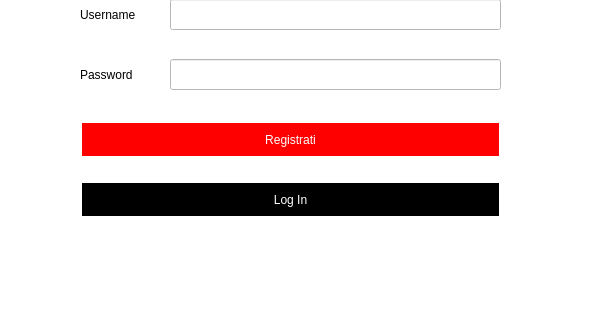
s267562/Live-Text-Editor, file client/ui/registration.ui: the form before one commit; both pictures show x 0 to 600 and y 280 to 600 of the 600 by 600 pixel window.
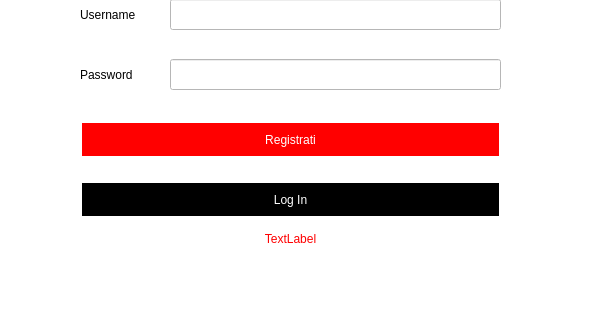
The form after the commit. Icons and pictures are not drawn. Custom widgets are drawn as their Qt base class.

Diff of the .ui file:
```diff
--- a/client/ui/registration.ui
+++ b/client/ui/registration.ui
@@ -198,6 +198,28 @@
        <string>Rimuovi</string>
       </property>
      </widget>
+     <widget class="QLabel" name="error">
+      <property name="geometry">
+       <rect>
+        <x>10</x>
+        <y>390</y>
+        <width>421</width>
+        <height>20</height>
+       </rect>
+      </property>
+      <property name="styleSheet">
+       <string notr="true">color: rgb(255, 0, 0);</string>
+      </property>
+      <property name="text">
+       <string>TextLabel</string>
+      </property>
+      <property name="alignment">
+       <set>Qt::AlignCenter</set>
+      </property>
+      <property name="indent">
+       <number>0</number>
+      </property>
+     </widget>
     </widget>
    </widget>
   </widget>
```
